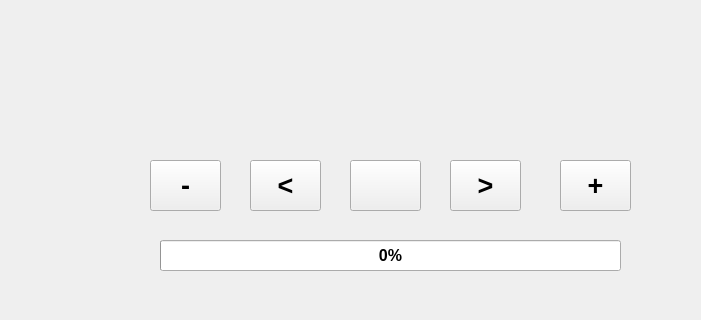
YehiaEhab16/FOTA_Graduation-Project-2022, file RPI/GUI/UI/Music.ui: the form before one commit; both pictures show x 0 to 701 and y 170 to 490 of the 800 by 490 pixel window.
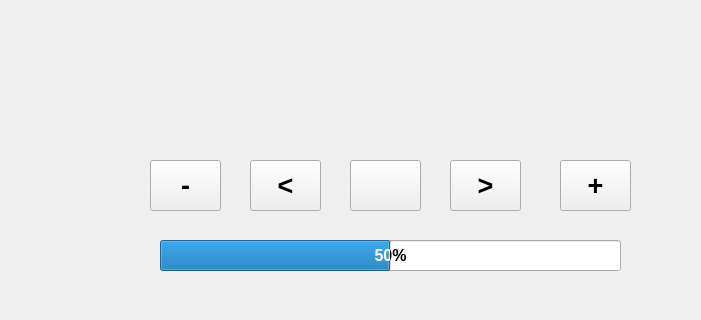
The form after the commit. Icons and pictures are not drawn.

Commit message: trying to fix sound level bug part 1

```diff
--- a/RPI/GUI/UI/Music.ui
+++ b/RPI/GUI/UI/Music.ui
@@ -1382,7 +1382,7 @@
     </font>
    </property>
    <property name="value">
-    <number>0</number>
+    <number>50</number>
    </property>
   </widget>
   <widget class="QPushButton" name="IncreaseSound">
```
The commit also changes 1 other file.
